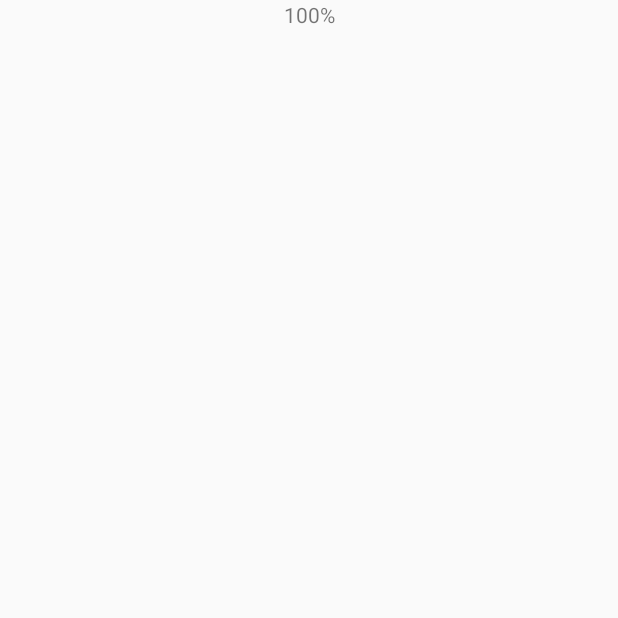
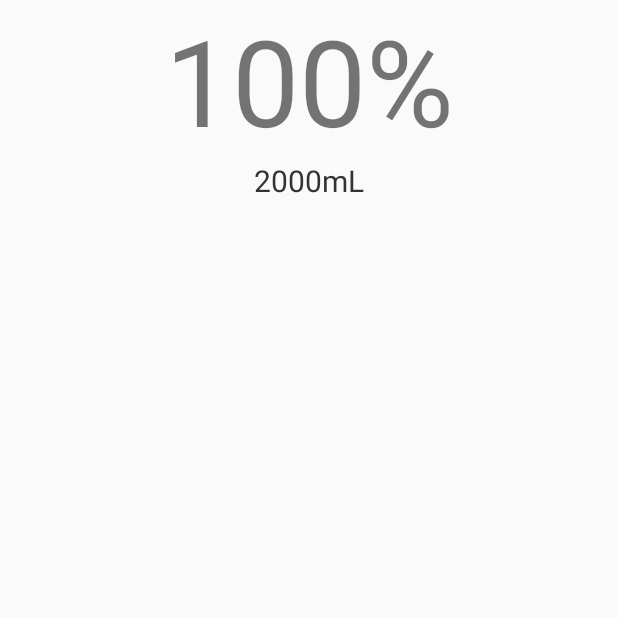
Before and after one commit to plane11/drink-water, an Android app: the DailyStatusActivity screen opened directly, with no data from a screen before it, on a phone screen of 412 x 824 dp, the top half of it. Before the commit the part shown is almost empty. Run offline under Robolectric (Android 15) with nearby library versions, the phone set to English and light mode, and no system bars; our stand-ins replace ButterKnife.

Commit message:
add total quantity text with mL

```diff
--- a/app/src/main/java/io/sujeong/drinkwater/activity/DailyStatusActivity.java
+++ b/app/src/main/java/io/sujeong/drinkwater/activity/DailyStatusActivity.java
@@ -10,8 +10,11 @@ import io.sujeong.drinkwater.R;
 
 public class DailyStatusActivity extends Activity {
 
-    @BindView(R.id.drink_status_total_text)
-    TextView drinkStatusTotalTextView;
+    @BindView(R.id.drink_status_total_percentage)
+    TextView drinkStatusTotalPercentageTextView;
+
+    @BindView(R.id.drink_status_total_quantity)
+    TextView drinkStatusTotalQuantityTextView;
 
     @Override
     protected void onCreate(Bundle savedInstanceState) {
@@ -20,7 +23,8 @@ public class DailyStatusActivity extends Activity {
 
         ButterKnife.bind(this);
 
-        drinkStatusTotalTextView.setText("100%");
+        drinkStatusTotalPercentageTextView.setText("100%");
+        drinkStatusTotalQuantityTextView.setText("2000mL");
     }
 
     @Override
--- a/app/src/main/res/layout/activity_drink_status.xml
+++ b/app/src/main/res/layout/activity_drink_status.xml
@@ -6,12 +6,24 @@
 
     <LinearLayout
         android:layout_width="match_parent"
-        android:layout_height="wrap_content">
+        android:layout_height="wrap_content"
+        android:orientation="vertical">
 
         <TextView
-            android:id="@+id/drink_status_total_text"
+            android:id="@+id/drink_status_total_percentage"
             android:layout_width="match_parent"
             android:layout_height="wrap_content"
+            android:textSize="80sp"
+            android:text="00%"
+            android:textAlignment="center"/>
+
+        <TextView
+            android:id="@+id/drink_status_total_quantity"
+            android:layout_width="match_parent"
+            android:layout_height="wrap_content"
+            android:textSize="20sp"
+            android:text="2000mL"
+            android:textColor="@color/basic_light_text"
             android:textAlignment="center"/>
     </LinearLayout>
 </LinearLayout>
--- a/app/src/main/res/layout/activity_splash.xml
+++ b/app/src/main/res/layout/activity_splash.xml
@@ -21,7 +21,7 @@
             android:gravity="center_horizontal"
             android:paddingTop="8dp"
             android:text="@string/app_name"
-            android:textColor="@color/basic_text"
+            android:textColor="@color/basic_light_text"
             android:textSize="20sp"
             android:id="@+id/textView"
             android:layout_below="@+id/splash_img"
--- a/app/src/main/res/values/colors.xml
+++ b/app/src/main/res/values/colors.xml
@@ -5,5 +5,5 @@
     <color name="colorAccent">#FF4081</color>
 
     <color name="default_background">#FAFAFA</color>
-    <color name="basic_text">#333333</color>
+    <color name="basic_light_text">#333333</color>
 </resources>
```
Also changed, not shown: app/src/main/res/values/fonts.xml (added, +8 -0 lines), 1 other file.
